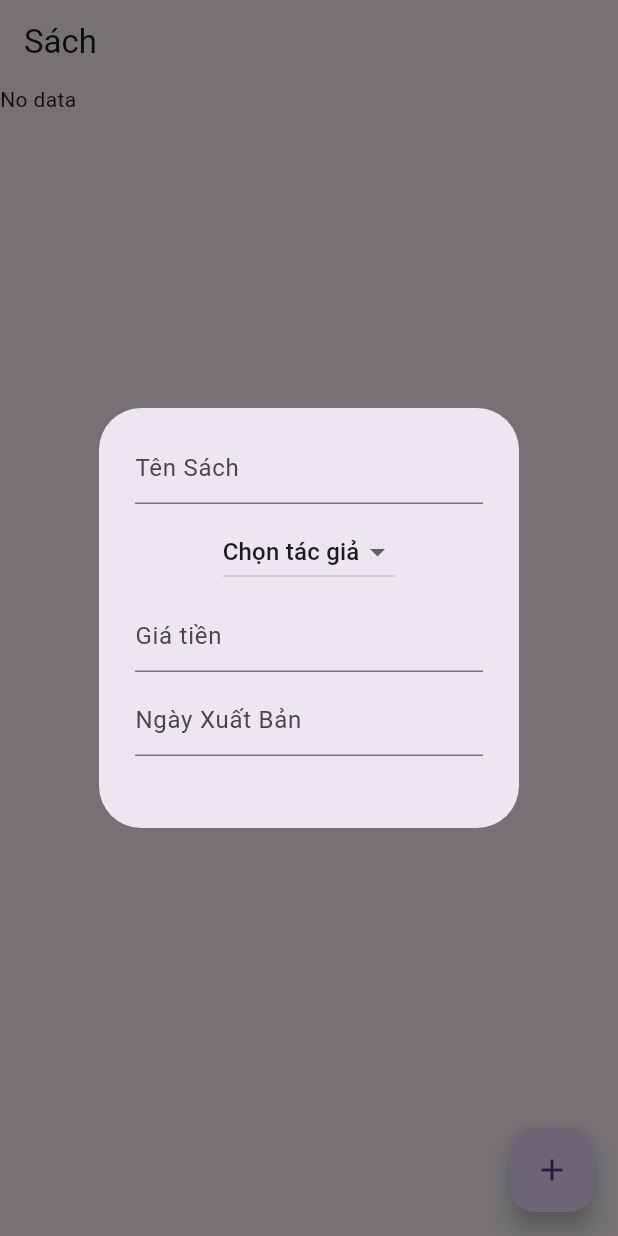
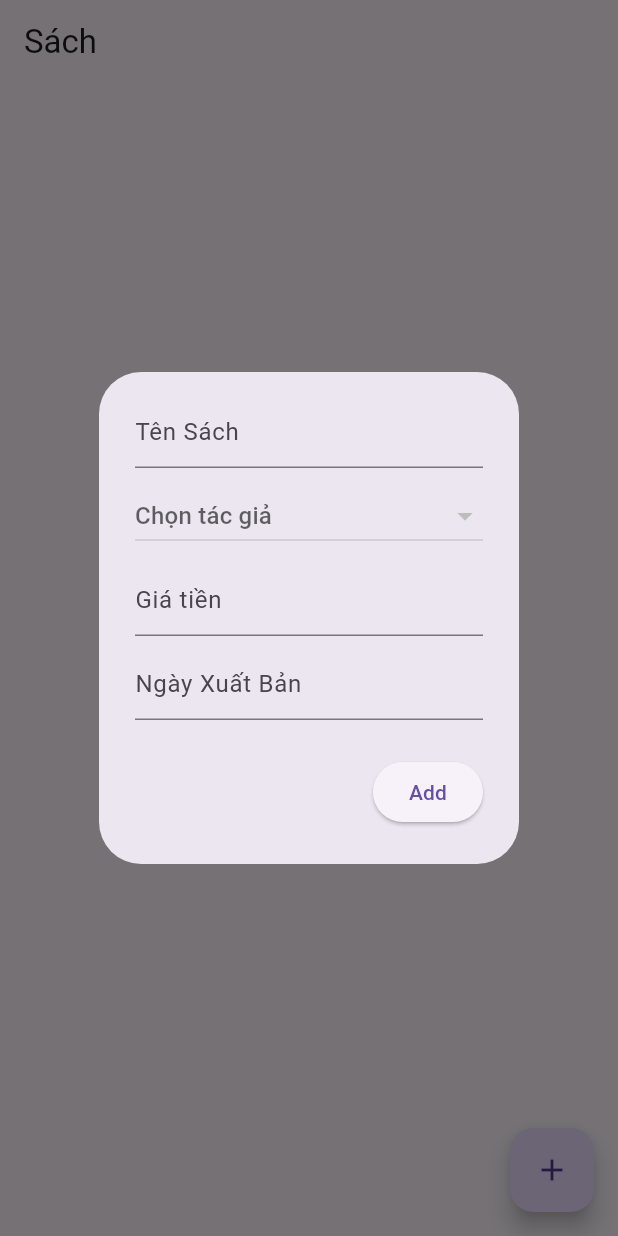
Before and after one commit to TDAT0105/crud_test, a Flutter app: the screen it shows after launch, after a tap on the "add" icon, on a phone screen of 412 x 824 dp. Run offline on Flutter 3.47's test engine with Material 3 defaults, Android fonts, the phone set to English and light mode, and no system bars; our stand-ins replace cloud_firestore, firebase_core; accounts and stored records are empty.

Commit message:
fix dropdownlist and edit field

```diff
--- a/lib/main.dart
+++ b/lib/main.dart
@@ -1,5 +1,6 @@
 import 'package:crud_test/firebase_options.dart';
 import 'package:crud_test/pages/sach.dart';
+import 'package:crud_test/pages/tacgia.dart';
 import 'package:firebase_core/firebase_core.dart';
 import 'package:flutter/material.dart';
 
--- a/lib/pages/sach.dart
+++ b/lib/pages/sach.dart
@@ -1,6 +1,5 @@
 import 'package:cloud_firestore/cloud_firestore.dart';
 import 'package:crud_test/services/firestoreSach.dart';
-import 'package:crud_test/services/firestoreTacGia.dart';
 import 'package:flutter/material.dart';
 
 class SachPage extends StatefulWidget {
@@ -8,24 +7,38 @@ class SachPage extends StatefulWidget {
 
   @override
   State<SachPage> createState() => _SachPageState();
+
 }
 
 class _SachPageState extends State<SachPage> {
-  final FireStoreSach fireStoreSach = FireStoreSach();
-
-  String? selectedTacGia = "0";
+  String? selectedTacGia;
 
   void openNoteBox({String? docID}) {
   TextEditingController tenSach = TextEditingController();
-    TextEditingController idTacGia = TextEditingController();
   TextEditingController giaTien = TextEditingController();
   TextEditingController ngayXuatBan = TextEditingController();
 
 
 
+  if (docID != null) {
+    FirebaseFirestore.instance.collection('Sach').doc(docID).get().then((snapshot) {
+      if (snapshot.exists) {
+        setState(() {
+          tenSach.text = snapshot['TenSach'];
+          giaTien.text = snapshot['GiaTien'];
+          ngayXuatBan.text = snapshot['NgayXuatBan'];
+          selectedTacGia = snapshot['IDTacGia'];
+        });
+      }
+    });
+  }
+
   showDialog(
     context: context,
-      builder: (context) => AlertDialog(
+    builder: (context) {
+      return StatefulBuilder(
+        builder: (context, setState) {
+          return AlertDialog(
             content: Column(
               mainAxisSize: MainAxisSize.min,
               children: [
@@ -36,46 +49,38 @@ class _SachPageState extends State<SachPage> {
                   ),
                 ),
                 const SizedBox(height: 8), // Add some spacing
-
                 StreamBuilder<QuerySnapshot>(
-                stream:
-                    FirebaseFirestore.instance.collection('TacGia').snapshots(),
+                  stream: FirebaseFirestore.instance.collection('TacGia').snapshots(),
                   builder: (context, snapshot) {
-                  List<DropdownMenuItem> tacgiaItem = [];
                     if (!snapshot.hasData) {
-                    const CircularProgressIndicator();
+                      return CircularProgressIndicator();
                     } else {
+                      List<DropdownMenuItem<String>> tacgiaItems = [];
                       final tacgias = snapshot.data?.docs.reversed.toList();
-                    tacgiaItem.add(DropdownMenuItem(
-                      value: "0",
-                      child: Text('Chọn tác giả'),
-                      )
-                    );
-
-                    for (var tacgia in tacgias!) {
-                      tacgiaItem.add(
+                      if (tacgias != null) {
+                        for (var tacgia in tacgias) {
+                          tacgiaItems.add(
                             DropdownMenuItem(
                               value: tacgia.id,
-                          child: Text(
-                            tacgia['TenTacGia'],
-                          ),
+                              child: Text(tacgia['TenTacGia']),
                             ),
                           );
                         }
                       }
-                  return DropdownButton(
-                    items: tacgiaItem,
-                    onChanged: (tacgiaValue) {
+                      return DropdownButton<String>(
+                        isExpanded: true,
+                        hint: Text("Chọn tác giả"),
+                        value: selectedTacGia,
+                        items: tacgiaItems,
+                        onChanged: (value) {
                           setState(() {
-                        selectedTacGia = tacgiaValue;
+                            selectedTacGia = value;
                           });
-                      print(tacgiaValue);
                         },
-                    value: selectedTacGia,
-                    isExpanded: false,
                       );
-                }),
-
+                    }
+                  },
+                ),
                 const SizedBox(height: 8), // Add some spacing
                 TextField(
                   controller: giaTien,
@@ -83,7 +88,6 @@ class _SachPageState extends State<SachPage> {
                     hintText: 'Giá tiền',
                   ),
                 ),
-
                 const SizedBox(height: 8), // Add some spacing
                 TextField(
                   controller: ngayXuatBan,
@@ -94,37 +98,33 @@ class _SachPageState extends State<SachPage> {
               ],
             ),
             actions: [
-          // ElevatedButton(
-          //   onPressed: () {
-
-          //     if (docID == null) {
-          //       fireStoreSach.addSaches(
-          //         tenSach.text,
-          //         giaTien.text,
-          //         ngayXuatBan.text,
-          //       );
-          //     } else {
-          //       fireStoreSach.updateSach(
-          //         docID,
-          //         tenSach.text,
-          //         giaTien.text,
-          //         ngayXuatBan.text,
-          //       );
-          //     }
-
-          //     tenTacGia.clear();
-          //     emailTacGia.clear();
-          //     sdtTacGia.clear();
-          //     Navigator.pop(context);
-          //   },
-          //   child: const Text('Add'),
-          // ),
+              ElevatedButton(
+                onPressed: () {
+                  if (docID == null) {
+                    // Add
+                    FireStoreSach().addSaches(tenSach.text, selectedTacGia!, giaTien.text, ngayXuatBan.text);
+                  } else {
+                    // Update
+                    FireStoreSach().updateSach(docID, tenSach.text, selectedTacGia!, giaTien.text, ngayXuatBan.text);
+                  }
+                  tenSach.clear();
+                  giaTien.clear();
+                  ngayXuatBan.clear();
+                  Navigator.pop(context);
+                },
+                child: Text('Add'),
+              ),
             ],
-      ),
+          );
+        },
+      );
+    },
   );
 }
 
-  final FireStoreSach sachService = FireStoreSach();
+
+
+
   @override
   Widget build(BuildContext context) {
     return Scaffold(
@@ -136,55 +136,42 @@ class _SachPageState extends State<SachPage> {
         child: const Icon(Icons.add),
       ),
       body: StreamBuilder<QuerySnapshot>(
-          stream: fireStoreSach.getSaches(),
+        stream: FirebaseFirestore.instance.collection('Sach').snapshots(),
         builder: (context, snapshot) {
-            //if we have data, get all the docs
           if (snapshot.hasData) {
             List tenSachList = snapshot.data!.docs;
-
-              if (tenSachList.isNotEmpty && !snapshot.hasData) {
             return ListView.builder(
               itemCount: tenSachList.length,
               itemBuilder: (context, index) {
-                      //get each individual doc
                 DocumentSnapshot documentSnapshot = tenSachList[index];
                 String docID = documentSnapshot.id;
-
-                      //get note from each doc
-                      Map<String, dynamic> data =
-                          documentSnapshot.data() as Map<String, dynamic>;
+                Map<String, dynamic> data = documentSnapshot.data() as Map<String, dynamic>;
                 String tenSach = data['TenSach'];
-
-                      //display as a list tile
                 return ListTile(
                   title: Text(tenSach),
                   trailing: Row(
                     mainAxisSize: MainAxisSize.min,
                     children: [
-                            //update button
                       IconButton(
                         onPressed: () => openNoteBox(docID: docID),
                         icon: const Icon(Icons.settings),
                       ),
-
-                            //delete button
                       IconButton(
-                              onPressed: () => fireStoreSach.deleteSach(docID),
+                        onPressed: () => FireStoreSach().deleteSach(docID),
                         icon: const Icon(Icons.delete),
                       ),
                     ],
                   ),
                 );
-                    });
+              },
+            );
           } else {
-                return const Text('No data');
+            return const Center(
+              child: CircularProgressIndicator(),
+            );
           }
-            }
-            //if there is no data return nothing
-            else {
-              return const Text('No data');
-            }
-          }),
+        },
+      ),
     );
   }
 }
--- a/lib/services/firestoreSach.dart
+++ b/lib/services/firestoreSach.dart
@@ -5,7 +5,7 @@ class FireStoreSach {
       FirebaseFirestore.instance.collection('Sach');
 
   Future<void> addSaches(
-      String tenSach, String idTacGia, String giaTien, String ngayXuatBan) {
+      String tenSach, String idTacGia,String giaTien, String ngayXuatBan) {
     return saches.add({
       'TenSach': tenSach,
       'IDTacGia': idTacGia,
@@ -20,9 +20,10 @@ class FireStoreSach {
   }
 
   Future<void> updateSach(
-      String docID, String tenSach, String idTacGia, String giaTien, String ngayXuatBan) {
+      String docID, String tenSach,  String idTacGia ,String giaTien, String ngayXuatBan) {
     return saches.doc(docID).update({
       'TenSach': tenSach,
+      // 'TenTacGia': tenTacGia,
       'IDTacGia': idTacGia,
       'GiaTien': giaTien,
       'NgayXuatBan': ngayXuatBan,
```
Also changed, not shown: lib/pages/tacgia.dart (+13 -0 lines). Lines whose indentation alone changed are shown as unchanged.
